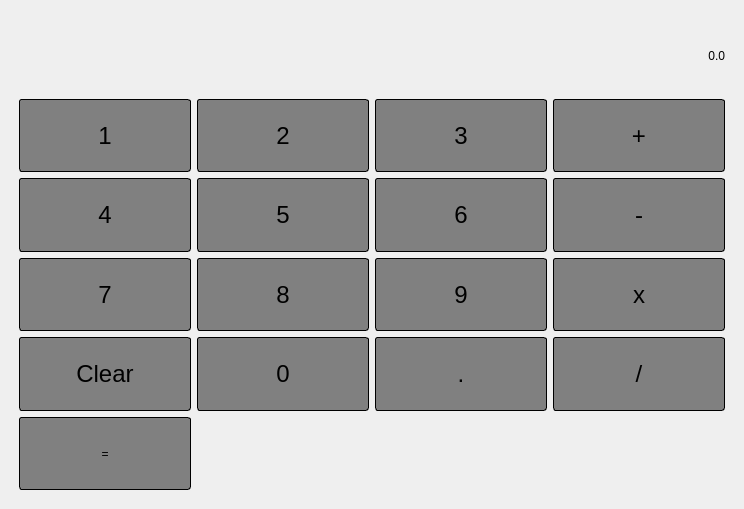
Qt form calculator.ui (jakewwill2000/basic-calculator) before a commit.
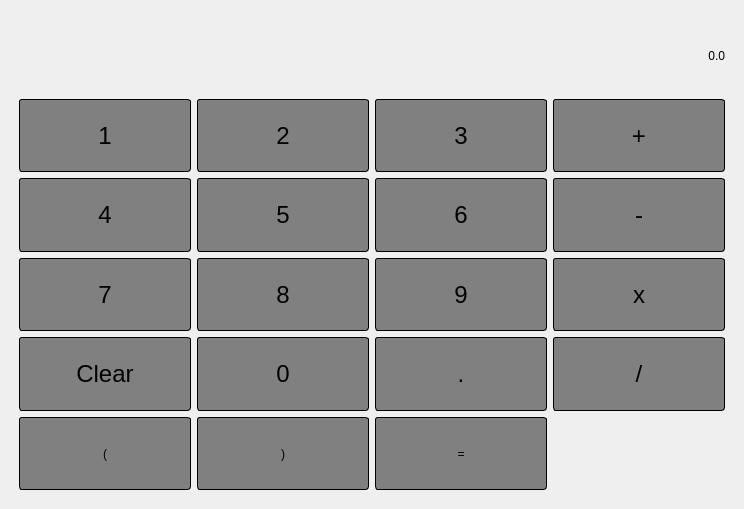
The same form after that commit.

Commit message:
Added parentheses, prevented duplicate ops
Added support for parentheses and included logic to prevent operators
from appearing in succession in the expression. The equals sign still
does not operate correctly, and there is not way to evaluate expressions
yet.

```diff
--- a/calculator.ui
+++ b/calculator.ui
@@ -519,7 +519,7 @@
         </property>
        </widget>
       </item>
-      <item row="5" column="0">
+      <item row="5" column="2">
        <widget class="QPushButton" name="equalsButton">
         <property name="sizePolicy">
          <sizepolicy hsizetype="Preferred" vsizetype="Preferred">
@@ -544,6 +544,56 @@
         </property>
        </widget>
       </item>
+      <item row="5" column="1">
+       <widget class="QPushButton" name="parenClosedButton">
+        <property name="sizePolicy">
+         <sizepolicy hsizetype="Preferred" vsizetype="Preferred">
+          <horstretch>0</horstretch>
+          <verstretch>0</verstretch>
+         </sizepolicy>
+        </property>
+        <property name="styleSheet">
+         <string notr="true">QPushButton {
+	background-color: #808080;
+	border: 1px solid black;
+	border-radius: 3px;
+	padding: 5px;
+}
+
+QPushButton:pressed {
+	background-color: #404040;
+}</string>
+        </property>
+        <property name="text">
+         <string>)</string>
+        </property>
+       </widget>
+      </item>
+      <item row="5" column="0">
+       <widget class="QPushButton" name="parenOpenButton">
+        <property name="sizePolicy">
+         <sizepolicy hsizetype="Preferred" vsizetype="Preferred">
+          <horstretch>0</horstretch>
+          <verstretch>0</verstretch>
+         </sizepolicy>
+        </property>
+        <property name="styleSheet">
+         <string notr="true">QPushButton {
+	background-color: #808080;
+	border: 1px solid black;
+	border-radius: 3px;
+	padding: 5px;
+}
+
+QPushButton:pressed {
+	background-color: #404040;
+}</string>
+        </property>
+        <property name="text">
+         <string>(</string>
+        </property>
+       </widget>
+      </item>
      </layout>
     </item>
    </layout>
```
The commit also changes 2 other files.
